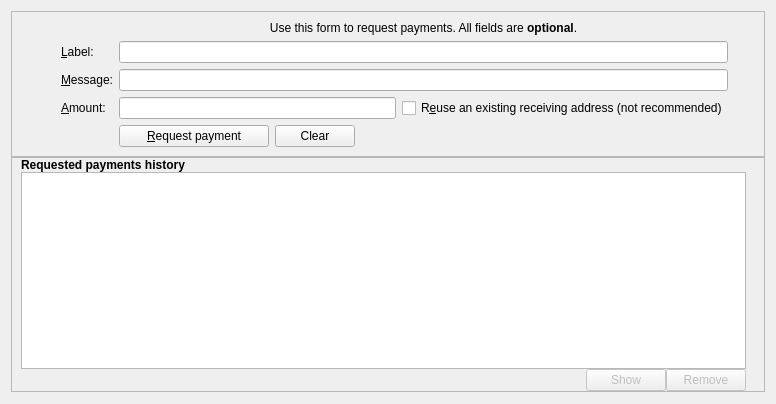
First picture: the form in src/qt/forms/receivecoinsdialog.ui, repository odrowonz/atbcoin-insight, before the edit.
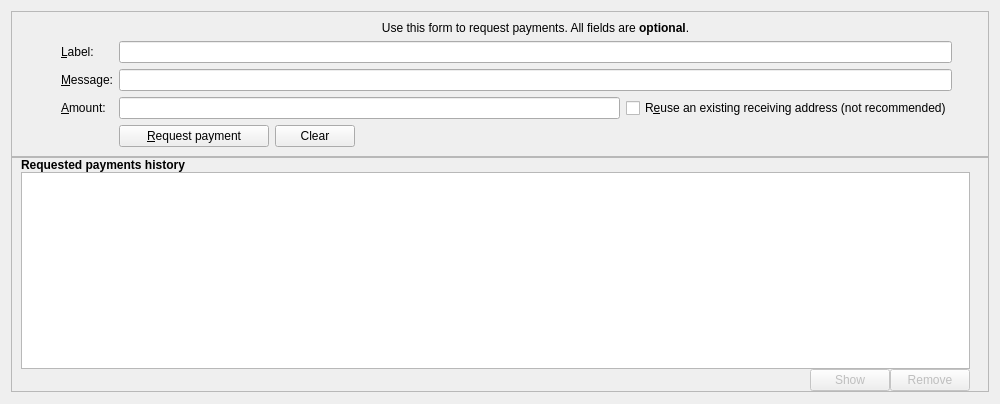
Second picture: the form after the edit. Icons and pictures are not drawn. Custom widgets are drawn as their Qt base class.

Commit message: sixe windows fixed

```diff
--- a/src/qt/forms/receivecoinsdialog.ui
+++ b/src/qt/forms/receivecoinsdialog.ui
@@ -6,10 +6,16 @@
    <rect>
     <x>0</x>
     <y>0</y>
-    <width>776</width>
+    <width>1000</width>
     <height>404</height>
    </rect>
   </property>
+  <property name="minimumSize">
+   <size>
+    <width>950</width>
+    <height>0</height>
+   </size>
+  </property>
   <layout class="QVBoxLayout" name="verticalLayout" stretch="0,1">
    <property name="spacing">
     <number>0</number>
```
